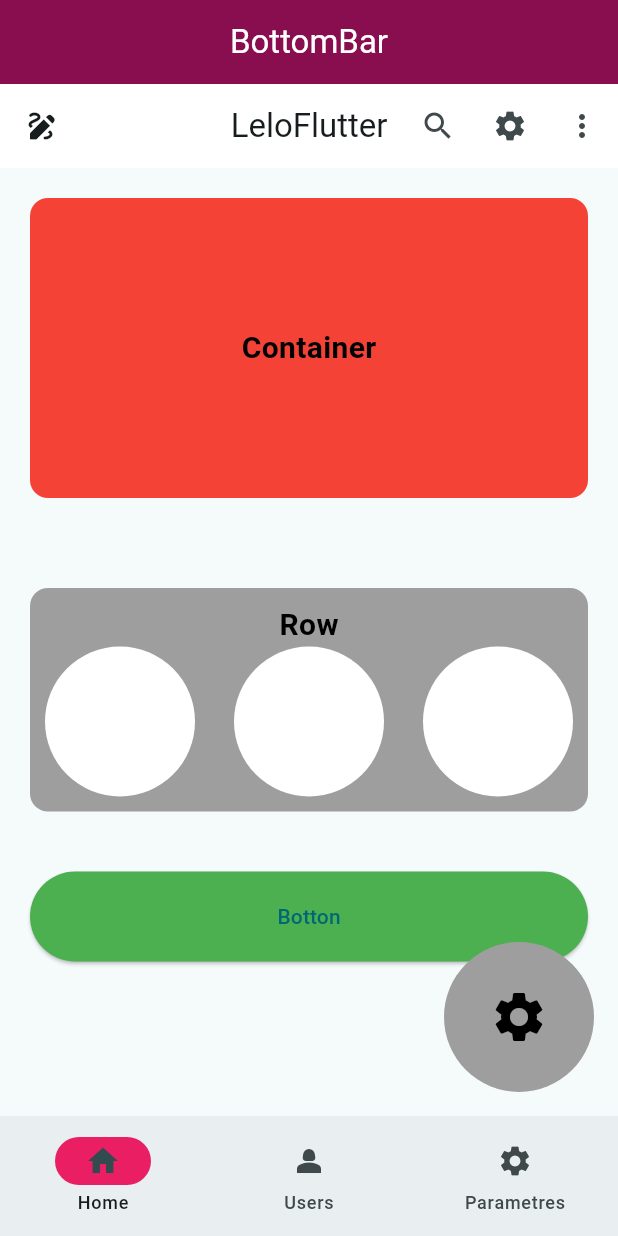
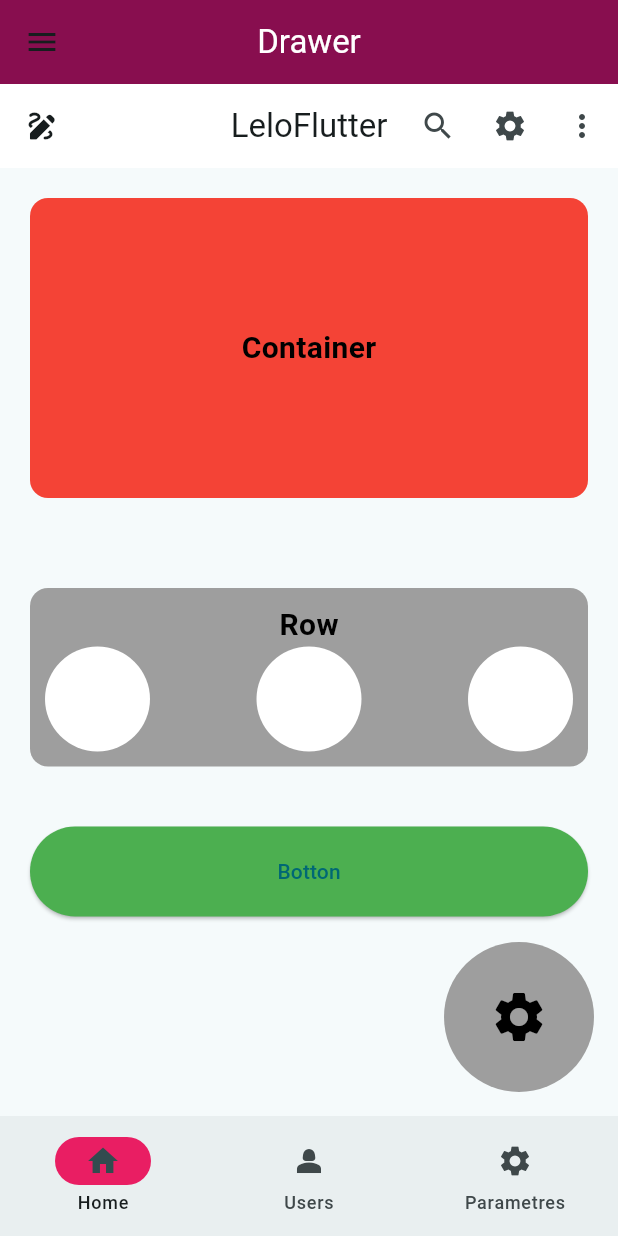
Before and after one commit to leloeduk/leloflutter, a Flutter app: the screen it shows after launch, on a phone screen of 412 x 824 dp. Run offline on Flutter 3.47's test engine with Material 3 defaults, Android fonts, the phone set to English and light mode, and no system bars.

Commit message:
feat: improve my code

```diff
--- a/lib/pages/custom_bottom_bar.dart
+++ b/lib/pages/custom_bottom_bar.dart
@@ -1,4 +1,5 @@
 import 'package:flutter/material.dart';
+import 'package:leloflutter/pages/drawer_page.dart';
 import 'package:leloflutter/pages/home_page.dart';
 import 'package:leloflutter/pages/state_page.dart';
 import 'package:leloflutter/pages/user_page.dart';
@@ -18,8 +19,9 @@ class _CustomBottomBarState extends State<CustomBottomBar> {
   @override
   Widget build(BuildContext context) {
     return Scaffold(
+      drawer: DrawerPage(),
       appBar: AppBar(
-        title: Text("BottomBar", style: TextStyle(color: Colors.white)),
+        title: Text("Drawer", style: TextStyle(color: Colors.white)),
         centerTitle: true,
         backgroundColor: Colors.pink.shade900,
       ),
--- a/lib/pages/home_page.dart
+++ b/lib/pages/home_page.dart
@@ -63,24 +63,24 @@ class HomePage extends StatelessWidget {
                     mainAxisAlignment: MainAxisAlignment.spaceBetween,
                     children: [
                       Container(
-                        height: 100,
-                        width: 100,
+                        height: 70,
+                        width: 70,
                         decoration: BoxDecoration(
                           color: Colors.white,
                           shape: BoxShape.circle,
                         ),
                       ),
                       Container(
-                        height: 100,
-                        width: 100,
+                        height: 70,
+                        width: 70,
                         decoration: BoxDecoration(
                           color: Colors.white,
                           shape: BoxShape.circle,
                         ),
                       ),
                       Container(
-                        height: 100,
-                        width: 100,
+                        height: 70,
+                        width: 70,
                         decoration: BoxDecoration(
                           color: Colors.white,
                           shape: BoxShape.circle,
```
